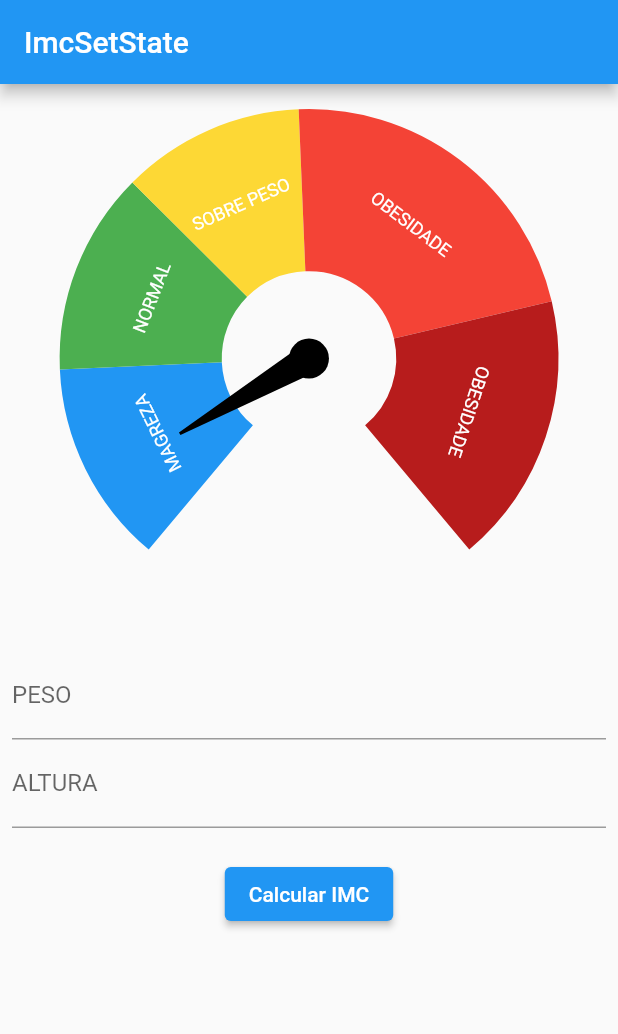
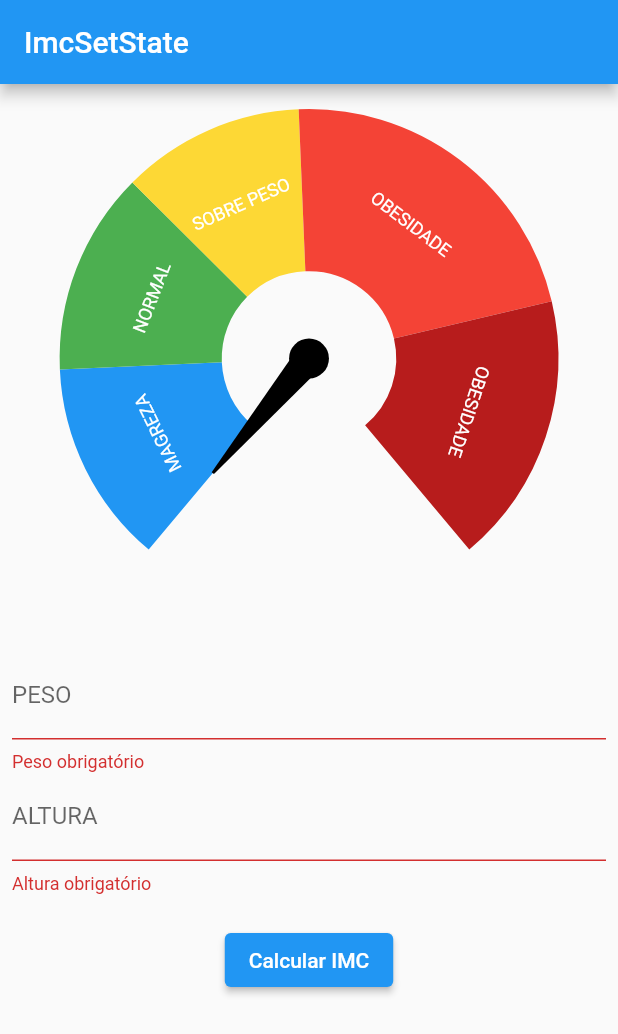
Before and after one commit to Dandy27/imc_adf, a Flutter app: the ImcSetsatatePage screen opened directly, after a tap on "Calcular IMC", on a phone screen of 412 x 824 dp. Shown: the top 1034 px of the screen. Run offline on Flutter 3.47's test engine with Material 2 defaults, Android fonts, the phone set to English and light mode, and no system bars; drawn by our look-alikes of syncfusion_flutter_gauges; our stand-ins replace currency_text_input_formatter.

Commit message:
ImcSetState

```diff
--- a/flutter_default_state_manager/lib/setState/imc_setsatate_page.dart
+++ b/flutter_default_state_manager/lib/setState/imc_setsatate_page.dart
@@ -1,7 +1,10 @@
+import 'dart:math';
+
 import 'package:currency_text_input_formatter/currency_text_input_formatter.dart';
 import 'package:flutter/material.dart';
-import 'package:flutter_default_state_manager/widgets/imc_gauge_range.dart';
-import 'package:syncfusion_flutter_gauges/gauges.dart';
+import 'package:intl/intl.dart';
+
+import '../widgets/imc_gauge.dart';
 
 class ImcSetsatatePage extends StatefulWidget {
   const ImcSetsatatePage({Key? key}) : super(key: key);
@@ -13,6 +16,22 @@ class ImcSetsatatePage extends StatefulWidget {
 class _ImcSetsatatePageState extends State<ImcSetsatatePage> {
   final pesoEC = TextEditingController();
   final alturaEC = TextEditingController();
+  var imc = 0.0;
+  final formKey = GlobalKey<FormState>();
+
+  Future<void> calcularIMC(
+      {required double peso, required double altura}) async {
+    setState(() {
+      imc = 0;
+    });
+
+    await Future.delayed(const Duration(seconds: 1));
+
+    setState(() {
+      imc = peso / pow(altura, 2);
+      // print(imc);
+    });
+  }
 
   @override
   void dispose() {
@@ -23,7 +42,9 @@ class _ImcSetsatatePageState extends State<ImcSetsatatePage> {
 
   @override
   Widget build(BuildContext context) {
-    return Scaffold(
+    return Form(
+      key: formKey,
+      child: Scaffold(
         appBar: AppBar(
           title: const Text('ImcSetState'),
         ),
@@ -32,49 +53,8 @@ class _ImcSetsatatePageState extends State<ImcSetsatatePage> {
             padding: const EdgeInsets.all(8.0),
             child: Column(
               children: [
-              SfRadialGauge(
-                axes: [
-                  RadialAxis(
-                    showLabels: false,
-                    showAxisLine: false,
-                    showTicks: false,
-                    minimum: 12.5,
-                    maximum: 47.9,
-                    ranges: [
-                      ImcGaugeRange(
-                          color: Colors.blue,
-                          start: 12.5,
-                          end: 18.5,
-                          label: 'MAGREZA'),
-                      ImcGaugeRange(
-                          color: Colors.green,
-                          start: 18.5,
-                          end: 24.5,
-                          label: 'NORMAL'),
-                      ImcGaugeRange(
-                          color: Colors.yellow[600]!,
-                          start: 24.5,
-                          end: 29.9,
-                          label: 'SOBRE PESO'),
-                      ImcGaugeRange(
-                          color: Colors.red[500]!,
-                          start: 29.9,
-                          end: 39.9,
-                          label: 'OBESIDADE'),
-                      ImcGaugeRange(
-                          color: Colors.red[900]!,
-                          start: 39.9,
-                          end: 47.9,
-                          label: 'OBESIDADE'),
-                    ],
-                    pointers: const [
-                      NeedlePointer(
-                        value: 15,
-                        enableAnimation: true,
-                      )
-                    ],
-                  ),
-                ],
+                ImcGauge(
+                  imc: imc,
                 ),
                 const SizedBox(height: 20),
                 TextFormField(
@@ -88,6 +68,11 @@ class _ImcSetsatatePageState extends State<ImcSetsatatePage> {
                         decimalDigits: 2,
                         turnOffGrouping: true)
                   ],
+                  validator: (value) {
+                    if (value == null || value.isEmpty) {
+                      return 'Peso obrigatório';
+                    }
+                  },
                 ),
                 TextFormField(
                   controller: alturaEC,
@@ -100,11 +85,32 @@ class _ImcSetsatatePageState extends State<ImcSetsatatePage> {
                         decimalDigits: 2,
                         turnOffGrouping: true)
                   ],
+                  validator: (value) {
+                    if (value == null || value.isEmpty) {
+                      return 'Altura obrigatório';
+                    }
+                  },
                 ),
                 const SizedBox(height: 20),
                 ElevatedButton(
-                  onPressed: () {}, child: const Text('Calcular IMC'))
+                    onPressed: () {
+                      var formValid = formKey.currentState?.validate() ?? false;
+
+                      if (formValid) {
+                        var formatter = NumberFormat.simpleCurrency(
+                          locale: 'pt_BR',
+                          decimalDigits: 2,
+                        );
+                        double peso = formatter.parse(pesoEC.text) as double;
+                        double altura =
+                            formatter.parse(alturaEC.text) as double;
+
+                        calcularIMC(peso: peso, altura: altura);
+                      }
+                    },
+                    child: const Text('Calcular IMC'))
               ],
+            ),
           ),
         ),
       ),
--- /dev/null
+++ b/flutter_default_state_manager/lib/widgets/imc_gauge.dart
@@ -0,0 +1,62 @@
+import 'package:flutter/material.dart';
+import 'package:syncfusion_flutter_gauges/gauges.dart';
+
+import 'imc_gauge_range.dart';
+
+class ImcGauge extends StatelessWidget {
+  final double imc;
+  const ImcGauge({
+    Key? key,
+    required this.imc,
+  }) : super(key: key);
+
+  @override
+  Widget build(BuildContext context) {
+    return SfRadialGauge(
+      axes: [
+        RadialAxis(
+          showLabels: false,
+          showAxisLine: false,
+          showTicks: false,
+          minimum: 12.5,
+          maximum: 47.9,
+          ranges: [
+            ImcGaugeRange(
+              color: Colors.blue,
+              start: 12.5,
+              end: 18.5,
+              label: 'MAGREZA',
+            ),
+            ImcGaugeRange(
+              color: Colors.green,
+              start: 18.5,
+              end: 24.5,
+              label: 'NORMAL',
+            ),
+            ImcGaugeRange(
+                color: Colors.yellow[600]!,
+                start: 24.5,
+                end: 29.9,
+                label: 'SOBRE PESO'),
+            ImcGaugeRange(
+                color: Colors.red[500]!,
+                start: 29.9,
+                end: 39.9,
+                label: 'OBESIDADE'),
+            ImcGaugeRange(
+                color: Colors.red[900]!,
+                start: 39.9,
+                end: 47.9,
+                label: 'OBESIDADE'),
+          ],
+          pointers: [
+            NeedlePointer(
+              value: imc,
+              enableAnimation: true,
+            )
+          ],
+        ),
+      ],
+    );
+  }
+}
--- a/flutter_default_state_manager/pubspec.yaml
+++ b/flutter_default_state_manager/pubspec.yaml
@@ -36,6 +36,7 @@ dependencies:
   cupertino_icons: ^1.0.2
   syncfusion_flutter_gauges: ^19.4.54
   currency_text_input_formatter: ^2.1.5
+  intl: ^0.17.0
 
 dev_dependencies:
   flutter_test:
```
Also changed, not shown: flutter_default_state_manager/lib/widgets/template.dart (+5 -45 lines), flutter_default_state_manager/pubspec.lock. Lines whose indentation alone changed are shown as unchanged.
